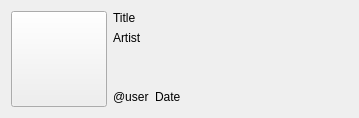
Before: the Qt Designer form ui/history_entry.ui in wvffle/humpback, drawn with Qt 5.
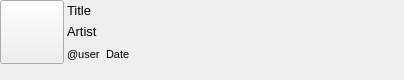
After: the same form once the commit is applied.

Diff of the .ui file:
```diff
--- a/ui/history_entry.ui
+++ b/ui/history_entry.ui
@@ -6,26 +6,64 @@
    <rect>
     <x>0</x>
     <y>0</y>
-    <width>359</width>
-    <height>114</height>
+    <width>404</width>
+    <height>80</height>
    </rect>
   </property>
+  <property name="sizePolicy">
+   <sizepolicy hsizetype="Preferred" vsizetype="Fixed">
+    <horstretch>0</horstretch>
+    <verstretch>0</verstretch>
+   </sizepolicy>
+  </property>
+  <property name="minimumSize">
+   <size>
+    <width>0</width>
+    <height>80</height>
+   </size>
+  </property>
+  <property name="maximumSize">
+   <size>
+    <width>16777215</width>
+    <height>90</height>
+   </size>
+  </property>
+  <property name="font">
+   <font>
+    <pointsize>14</pointsize>
+   </font>
+  </property>
   <property name="windowTitle">
    <string>Form</string>
   </property>
   <layout class="QHBoxLayout" name="horizontalLayout">
+   <property name="spacing">
+    <number>0</number>
+   </property>
+   <property name="leftMargin">
+    <number>0</number>
+   </property>
+   <property name="topMargin">
+    <number>0</number>
+   </property>
+   <property name="rightMargin">
+    <number>0</number>
+   </property>
+   <property name="bottomMargin">
+    <number>16</number>
+   </property>
    <item>
     <widget class="QPushButton" name="cover">
      <property name="minimumSize">
       <size>
-       <width>96</width>
-       <height>96</height>
+       <width>64</width>
+       <height>64</height>
       </size>
      </property>
      <property name="maximumSize">
       <size>
-       <width>96</width>
-       <height>96</height>
+       <width>64</width>
+       <height>64</height>
       </size>
      </property>
      <property name="text">
@@ -35,8 +73,28 @@
    </item>
    <item>
     <layout class="QVBoxLayout" name="verticalLayout">
+     <property name="spacing">
+      <number>6</number>
+     </property>
+     <property name="leftMargin">
+      <number>3</number>
+     </property>
+     <property name="topMargin">
+      <number>3</number>
+     </property>
+     <property name="rightMargin">
+      <number>3</number>
+     </property>
+     <property name="bottomMargin">
+      <number>0</number>
+     </property>
      <item>
       <widget class="QLabel" name="title">
+       <property name="font">
+        <font>
+         <pointsize>10</pointsize>
+        </font>
+       </property>
        <property name="text">
         <string>Title</string>
        </property>
@@ -44,28 +102,25 @@
      </item>
      <item>
       <widget class="QLabel" name="artist">
+       <property name="font">
+        <font>
+         <pointsize>10</pointsize>
+        </font>
+       </property>
        <property name="text">
         <string>Artist</string>
        </property>
       </widget>
      </item>
-     <item>
-      <spacer name="verticalSpacer_2">
-       <property name="orientation">
-        <enum>Qt::Vertical</enum>
-       </property>
-       <property name="sizeHint" stdset="0">
-        <size>
-         <width>20</width>
-         <height>40</height>
-        </size>
-       </property>
-      </spacer>
-     </item>
      <item>
       <layout class="QHBoxLayout" name="horizontalLayout_2">
        <item>
         <widget class="QLabel" name="user">
+         <property name="font">
+          <font>
+           <pointsize>8</pointsize>
+          </font>
+         </property>
          <property name="text">
           <string>@user</string>
          </property>
@@ -73,6 +128,11 @@
        </item>
        <item>
         <widget class="QLabel" name="date">
+         <property name="font">
+          <font>
+           <pointsize>8</pointsize>
+          </font>
+         </property>
          <property name="text">
           <string>Date</string>
          </property>
@@ -95,22 +155,6 @@
      </item>
     </layout>
    </item>
-   <item>
-    <spacer name="horizontalSpacer">
-     <property name="orientation">
-      <enum>Qt::Horizontal</enum>
-     </property>
-     <property name="sizeType">
-      <enum>QSizePolicy::Expanding</enum>
-     </property>
-     <property name="sizeHint" stdset="0">
-      <size>
-       <width>107</width>
-       <height>20</height>
-      </size>
-     </property>
-    </spacer>
-   </item>
    <item>
     <layout class="QHBoxLayout" name="horizontalLayout_3"/>
    </item>
```
